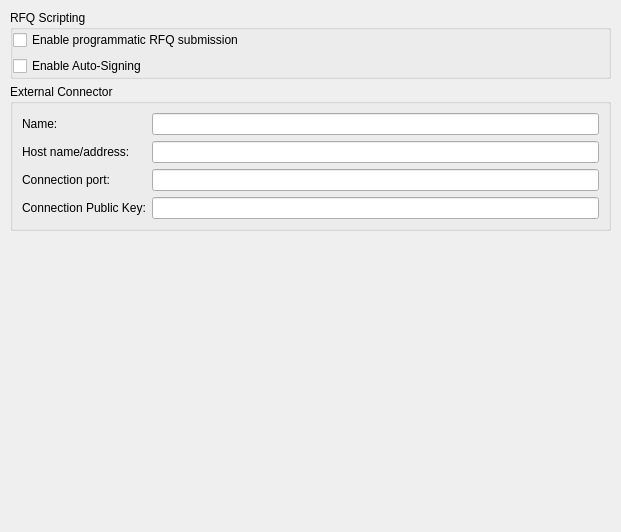
This is BlockSettleUILib/Settings/APISettingsPage.ui in BlockSettle/terminal as Qt 5 draws it before an edit. The edited form follows.
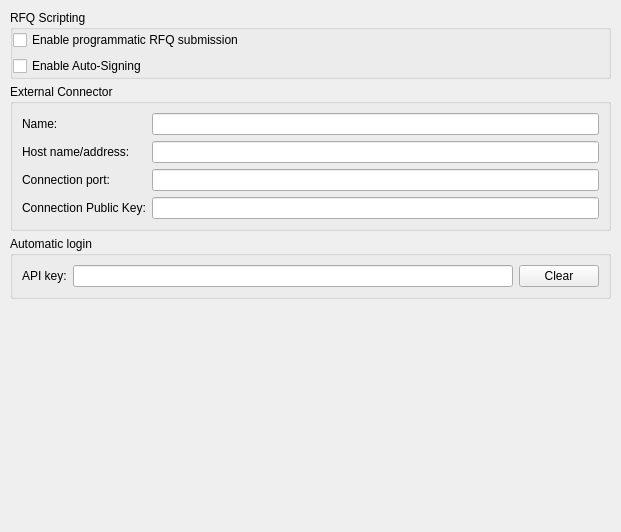
This is the edited form.

Commit message: Allow enter API key in settings

Patch:
```diff
--- a/BlockSettleUILib/Settings/APISettingsPage.ui
+++ b/BlockSettleUILib/Settings/APISettingsPage.ui
@@ -120,6 +120,32 @@
      </layout>
     </widget>
    </item>
+   <item>
+    <widget class="QGroupBox" name="groupBox">
+     <property name="title">
+      <string>Automatic login</string>
+     </property>
+     <layout class="QHBoxLayout" name="horizontalLayout">
+      <item>
+       <widget class="QLabel" name="label_5">
+        <property name="text">
+         <string>API key:</string>
+        </property>
+       </widget>
+      </item>
+      <item>
+       <widget class="QLineEdit" name="lineEditApiKey"/>
+      </item>
+      <item>
+       <widget class="QPushButton" name="pushButtonApiKeyClear">
+        <property name="text">
+         <string>Clear</string>
+        </property>
+       </widget>
+      </item>
+     </layout>
+    </widget>
+   </item>
    <item>
     <spacer name="verticalSpacer">
      <property name="orientation">
```
The commit also changes 1 other file.
